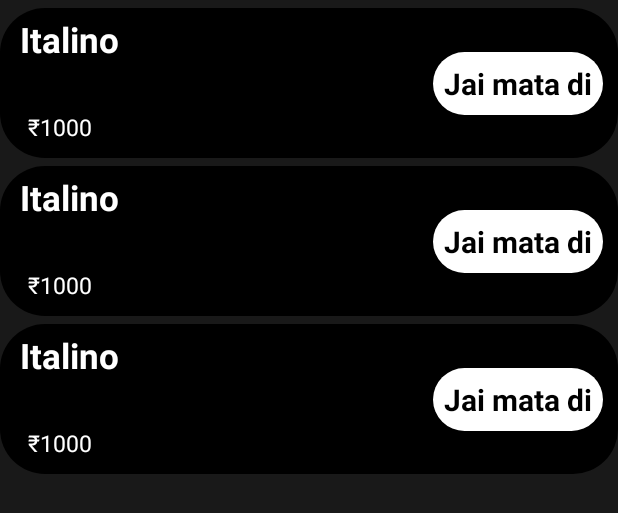
After one commit to Vivekdembla/FOODTAR, an Android app: the layout activity_order_list.xml on its own in the app's theme, with its tools: preview values and no code run, on a phone screen of 412 x 824 dp. The commit adds this screen. Shown: the top 513 px of the screen. Run offline under Robolectric (Android 15) with nearby library versions, the phone set to English and light mode, and no system bars.

Commit message:
After adding orders history

```diff
--- a/app/src/main/AndroidManifest.xml
+++ b/app/src/main/AndroidManifest.xml
@@ -11,7 +11,9 @@
         android:roundIcon="@mipmap/ic_launcher_round"
         android:supportsRtl="true"
         android:theme="@style/Theme.VEGTAR">
-        <activity android:name=".userDetail"></activity>
+        <activity android:name=".orderList"></activity>
+        <activity android:name=".orderedActivity" />
+        <activity android:name=".userDetail" />
         <activity android:name=".ProfileActivity" />
         <activity android:name=".CartActivity" />
         <activity android:name=".ShopDetail" />
--- a/app/src/main/java/com/food/vegtar/Dao/OrderDao.kt
+++ b/app/src/main/java/com/food/vegtar/Dao/OrderDao.kt
@@ -13,7 +13,7 @@ interface OrderDao {
     @Delete
     suspend fun delete(orderDetail: OrderDetail)
 
-    @Query("Select * from cart_table order by id ASC")
+    @Query("Select * from cart_table order by EachFoodName ASC")
     fun getAllItems(): LiveData<List<OrderDetail>>
 
     @Query("DELETE FROM cart_table")
--- a/app/src/main/java/com/food/vegtar/ProfileActivity.kt
+++ b/app/src/main/java/com/food/vegtar/ProfileActivity.kt
@@ -1,10 +1,13 @@
 package com.food.vegtar
 
 import android.content.Intent
+import android.os.Build
 import androidx.appcompat.app.AppCompatActivity
 import android.os.Bundle
 import android.widget.ImageView
 import android.widget.TextView
+import androidx.annotation.RequiresApi
+import androidx.core.content.ContextCompat
 import com.bumptech.glide.Glide
 import com.bumptech.glide.request.RequestOptions
 import com.food.vegtar.Dao.userDao
@@ -28,6 +31,8 @@ class ProfileActivity : AppCompatActivity() {
     lateinit var userDao: userDao
     override fun onCreate(savedInstanceState: Bundle?) {
         super.onCreate(savedInstanceState)
+        @RequiresApi(Build.VERSION_CODES.LOLLIPOP)
+        window.statusBarColor = ContextCompat.getColor(this, R.color.black)
         setContentView(R.layout.activity_profile)
         val userImage = findViewById<ImageView>(R.id.userImage)
         userName = findViewById(R.id.userName)
--- a/app/src/main/java/com/food/vegtar/models/User.kt
+++ b/app/src/main/java/com/food/vegtar/models/User.kt
@@ -2,8 +2,7 @@ package com.food.vegtar.models
 
 data class User(val uid :String = "",
                 val displayName:String?="",
-                val imageUrl:String?= " "
-                ,
+                val imageUrl:String?= " ",
                 val phone:String? = "**********",
                 val houseNo:String? = "",
                 val landmark:String?="")
--- /dev/null
+++ b/app/src/main/res/layout/activity_order_list.xml
@@ -0,0 +1,20 @@
+<?xml version="1.0" encoding="utf-8"?>
+<androidx.constraintlayout.widget.ConstraintLayout xmlns:android="http://schemas.android.com/apk/res/android"
+    xmlns:app="http://schemas.android.com/apk/res-auto"
+    xmlns:tools="http://schemas.android.com/tools"
+    android:layout_width="match_parent"
+    android:layout_height="match_parent"
+    tools:context=".orderList">
+
+    <ImageView
+        android:layout_width="match_parent"
+        android:layout_height="match_parent"
+        android:src="#E6000000"/>
+
+    <androidx.recyclerview.widget.RecyclerView
+        android:layout_width="match_parent"
+        android:layout_height="match_parent"
+        android:id="@+id/orderList"
+        tools:listitem="@layout/orders"/>
+
+</androidx.constraintlayout.widget.ConstraintLayout>
--- /dev/null
+++ b/app/src/main/res/layout/orders.xml
@@ -0,0 +1,57 @@
+<?xml version="1.0" encoding="utf-8"?>
+<androidx.constraintlayout.widget.ConstraintLayout xmlns:android="http://schemas.android.com/apk/res/android"
+    android:layout_width="match_parent"
+    android:layout_height="wrap_content"
+    xmlns:app="http://schemas.android.com/apk/res-auto">
+
+    <ImageView
+        android:layout_width="match_parent"
+        android:layout_height="100dp"
+        android:background="@drawable/shoprounded"
+        app:layout_constraintTop_toTopOf="parent"
+        android:layout_marginVertical="5dp"
+        android:id="@+id/peeche"/>
+
+    <TextView
+        android:id="@+id/orderkanaam"
+        android:layout_width="match_parent"
+        android:layout_height="wrap_content"
+        android:textSize="23dp"
+        android:text="Italino"
+        android:maxLines="1"
+        android:textColor="@color/white"
+        app:layout_constraintTop_toTopOf="@id/peeche"
+        app:layout_constraintLeft_toLeftOf="@id/peeche"
+        android:layout_marginTop="5dp"
+        android:layout_marginLeft="13dp"
+        android:textStyle="bold"/>
+
+    <TextView
+        android:layout_width="wrap_content"
+        android:layout_height="wrap_content"
+        android:text="₹1000"
+        android:textColor="@color/white"
+        app:layout_constraintBottom_toBottomOf="@id/peeche"
+        app:layout_constraintLeft_toLeftOf="@id/orderkanaam"
+        android:layout_marginBottom="10dp"
+        android:layout_marginLeft="5dp"
+        android:textSize="15dp"
+        android:id="@+id/paisa"/>
+
+    <TextView
+        android:layout_width="wrap_content"
+        android:layout_height="wrap_content"
+        android:id="@+id/status"
+        app:layout_constraintRight_toRightOf="parent"
+        app:layout_constraintTop_toTopOf="@id/peeche"
+        app:layout_constraintBottom_toBottomOf="@id/peeche"
+        android:text="Jai mata di"
+        android:textColor="@color/black"
+        android:textStyle="bold"
+        android:textSize="20dp"
+        android:layout_marginRight="10dp"
+        android:background="@drawable/shoprounded"
+        android:backgroundTint="@color/white"
+        android:padding="7dp"/>
+
+</androidx.constraintlayout.widget.ConstraintLayout>
```
Also changed, not shown: app/src/main/java/com/food/vegtar/CartActivity.kt (+32 -5 lines), app/src/main/java/com/food/vegtar/Dao/MessageDao.kt (+10 -0 lines), app/src/main/java/com/food/vegtar/models/OrderDetail.kt (+11 -9 lines), app/src/main/java/com/food/vegtar/orderList.kt (added, +11 -0 lines), app/src/main/java/com/food/vegtar/orderedActivity.kt (added, +11 -0 lines), app/src/main/java/com/food/vegtar/userDetail.kt (+72 -5 lines), app/src/main/res/layout/activity_ordered.xml (added, +9 -0 lines).
